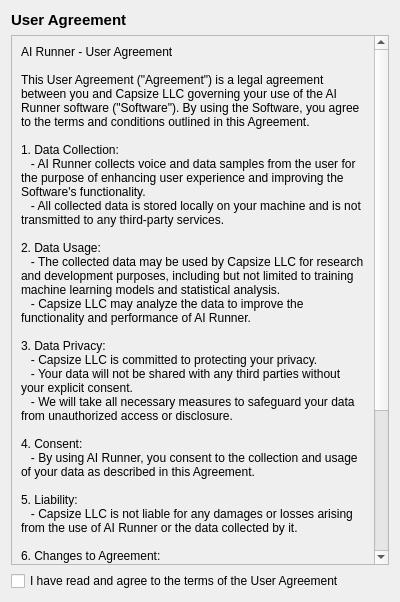
This is src/airunner/windows/setup_wizard/templates/user_agreement.ui in Capsize-Games/airunner as Qt 5 draws it before an edit. The edited form follows.
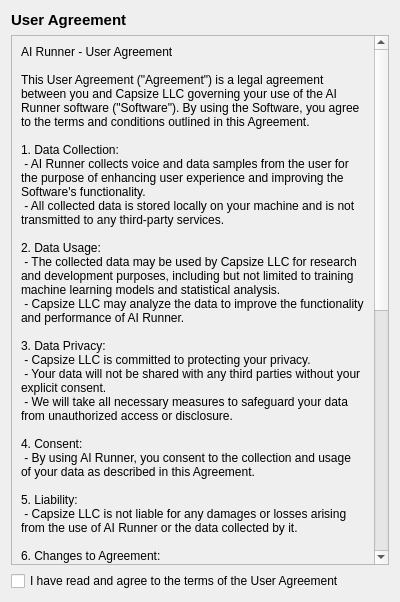
This is the edited form.

Commit message: Updated user agreement

```diff
--- a/src/airunner/windows/setup_wizard/templates/user_agreement.ui
+++ b/src/airunner/windows/setup_wizard/templates/user_agreement.ui
@@ -37,33 +37,42 @@
 This User Agreement (&quot;Agreement&quot;) is a legal agreement between you and Capsize LLC governing your use of the AI Runner software (&quot;Software&quot;). By using the Software, you agree to the terms and conditions outlined in this Agreement.
 
 1. Data Collection:
-   - AI Runner collects voice and data samples from the user for the purpose of enhancing user experience and improving the Software's functionality.
-   - All collected data is stored locally on your machine and is not transmitted to any third-party services.
+ - AI Runner collects voice and data samples from the user for the purpose of enhancing user experience and improving the Software's functionality.
+ - All collected data is stored locally on your machine and is not transmitted to any third-party services.
 
 2. Data Usage:
-   - The collected data may be used by Capsize LLC for research and development purposes, including but not limited to training machine learning models and statistical analysis.
-   - Capsize LLC may analyze the data to improve the functionality and performance of AI Runner.
+ - The collected data may be used by Capsize LLC for research and development purposes, including but not limited to training machine learning models and statistical analysis.
+ - Capsize LLC may analyze the data to improve the functionality and performance of AI Runner.
 
 3. Data Privacy:
-   - Capsize LLC is committed to protecting your privacy.
-   - Your data will not be shared with any third parties without your explicit consent.
-   - We will take all necessary measures to safeguard your data from unauthorized access or disclosure.
+ - Capsize LLC is committed to protecting your privacy.
+ - Your data will not be shared with any third parties without your explicit consent.
+ - We will take all necessary measures to safeguard your data from unauthorized access or disclosure.
 
 4. Consent:
-   - By using AI Runner, you consent to the collection and usage of your data as described in this Agreement.
+ - By using AI Runner, you consent to the collection and usage of your data as described in this Agreement.
 
 5. Liability:
-   - Capsize LLC is not liable for any damages or losses arising from the use of AI Runner or the data collected by it.
+ - Capsize LLC is not liable for any damages or losses arising from the use of AI Runner or the data collected by it.
 
 6. Changes to Agreement:
-   - Capsize LLC reserves the right to modify this Agreement at any time. Any changes will be notified to users through AI Runner or Capsize LLC's website.
+ - Capsize LLC reserves the right to modify this Agreement at any time. Any changes will be notified to users through AI Runner or Capsize LLC's website.
 
 7. Contact:
-   - If you have any questions or concerns about this Agreement or AI Runner, please contact Capsize LLC at [insert contact information].
+ - If you have any questions or concerns about this Agreement or AI Runner, please contact Capsize LLC at [insert contact information].
 
-By using AI Runner, you acknowledge that you have read, understood, and agree to be bound by the terms and conditions of this Agreement.
+8. Experimental Features:
+ - AI Runner includes highly experimental features such as vision and voice processing chatbots and image generation capabilities.
+ - These features are intended for use by adults and experts only and should not be relied upon for critical or sensitive tasks.
+ - The outputs generated by these experimental features may be inaccurate, biased, or inappropriate, and should be treated with caution and skepticism.
+ - Capsize LLC makes no guarantees or warranties regarding the performance, reliability, or suitability of these experimental features.
 
-</string>
+9. Open Source Software:
+ - AI Runner is an open source software application that is capable of running open source AI models.
+ - The use of open source AI models within AI Runner is subject to the respective licenses and terms of those models.
+ - Capsize LLC is not responsible for the functionality, performance, or content of the open source AI models used within AI Runner.
+
+By using AI Runner, you acknowledge that you have read, understood, and agree to be bound by the terms and conditions of this Agreement.</string>
          </property>
          <property name="wordWrap">
           <bool>true</bool>
```
The commit also changes 1 other file.
